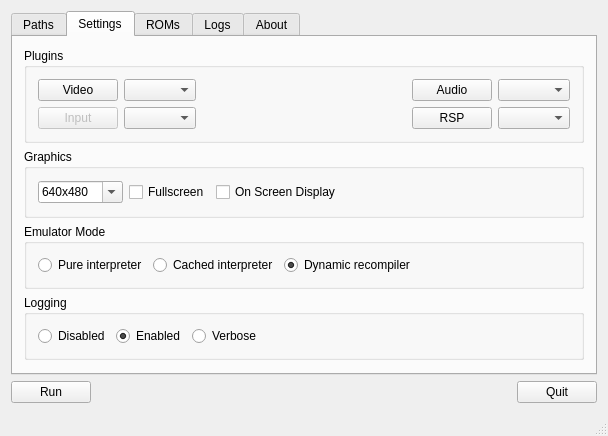
ZachBacon/cutempen, file mainwindow.ui: the form before one commit.
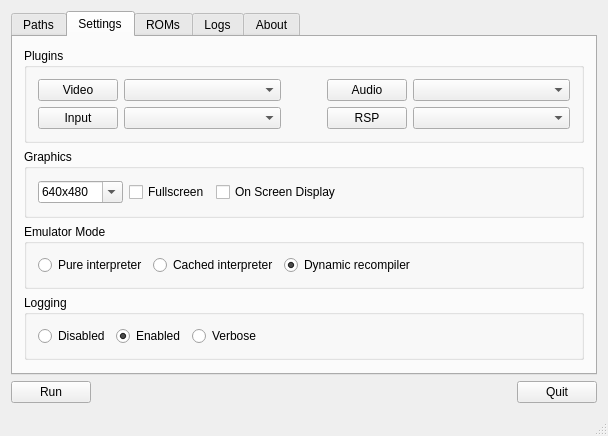
The form after the commit. The open tabs and pages were chosen to show the change.

The edit to the form file:
```diff
--- a/mainwindow.ui
+++ b/mainwindow.ui
@@ -182,24 +182,55 @@
               </property>
               <layout class="QGridLayout" name="gridLayout_13">
                <item row="0" column="0">
-                <layout class="QGridLayout" name="gridLayout_11">
+                <layout class="QGridLayout" name="gridLayout_11" columnstretch="0,2,0,0,2">
                  <item row="0" column="1">
-                  <widget class="QComboBox" name="cb_GfxPlugin"/>
+                  <widget class="QComboBox" name="cb_GfxPlugin">
+                   <property name="sizePolicy">
+                    <sizepolicy hsizetype="Preferred" vsizetype="Fixed">
+                     <horstretch>0</horstretch>
+                     <verstretch>0</verstretch>
+                    </sizepolicy>
+                   </property>
+                  </widget>
                  </item>
                  <item row="0" column="4">
-                  <widget class="QComboBox" name="cb_SndPlugin"/>
+                  <widget class="QComboBox" name="cb_SndPlugin">
+                   <property name="sizePolicy">
+                    <sizepolicy hsizetype="Preferred" vsizetype="Fixed">
+                     <horstretch>0</horstretch>
+                     <verstretch>0</verstretch>
+                    </sizepolicy>
+                   </property>
+                  </widget>
                  </item>
                  <item row="1" column="1">
-                  <widget class="QComboBox" name="cb_InpPlugin"/>
+                  <widget class="QComboBox" name="cb_InpPlugin">
+                   <property name="sizePolicy">
+                    <sizepolicy hsizetype="Preferred" vsizetype="Fixed">
+                     <horstretch>0</horstretch>
+                     <verstretch>0</verstretch>
+                    </sizepolicy>
+                   </property>
+                  </widget>
                  </item>
                  <item row="1" column="4">
-                  <widget class="QComboBox" name="cb_RspPlugin"/>
+                  <widget class="QComboBox" name="cb_RspPlugin">
+                   <property name="sizePolicy">
+                    <sizepolicy hsizetype="Preferred" vsizetype="Fixed">
+                     <horstretch>0</horstretch>
+                     <verstretch>0</verstretch>
+                    </sizepolicy>
+                   </property>
+                  </widget>
                  </item>
                  <item row="0" column="2">
                   <spacer name="horizontalSpacer_7">
                    <property name="orientation">
                     <enum>Qt::Horizontal</enum>
                    </property>
+                   <property name="sizeType">
+                    <enum>QSizePolicy::Preferred</enum>
+                   </property>
                    <property name="sizeHint" stdset="0">
                     <size>
                      <width>40</width>
@@ -213,6 +244,9 @@
                    <property name="orientation">
                     <enum>Qt::Horizontal</enum>
                    </property>
+                   <property name="sizeType">
+                    <enum>QSizePolicy::Preferred</enum>
+                   </property>
                    <property name="sizeHint" stdset="0">
                     <size>
                      <width>40</width>
@@ -231,7 +265,7 @@
                  <item row="1" column="0">
                   <widget class="QPushButton" name="pb_Inp">
                    <property name="enabled">
-                    <bool>false</bool>
+                    <bool>true</bool>
                    </property>
                    <property name="toolTip">
                     <string>Input settings are not supported yet.</string>
```
Left out of the diff: 29 changed lines with no effect on the pictures.
